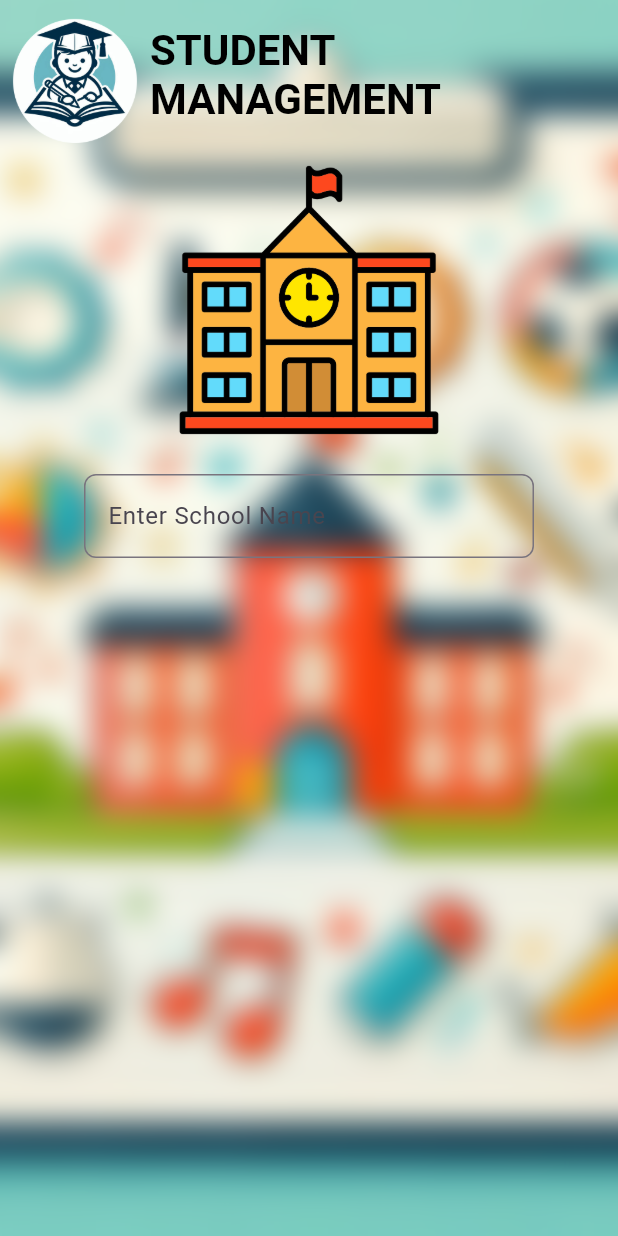
After one commit to sunder3422/school-management, a Flutter app: the screen it shows after launch, after a tap on "LET'S GET STARTED", on a phone screen of 412 x 824 dp. The commit adds this screen. Run offline on Flutter 3.47's test engine with Material 3 defaults, Android fonts, the phone set to English and light mode, and no system bars; drawn by our look-alikes of flutter_typeahead; missing offline and left inert: dart:js.

Commit message:
demo changes

```diff
--- a/lib/dashboard/features/features.dart
+++ b/lib/dashboard/features/features.dart
@@ -9,7 +9,7 @@ Widget appFeatures(String imagepath, String text, Color cl) {
           width: 60,
           height: 60,
         ),
-        SizedBox(
+        const SizedBox(
           height: 10,
         ),
         Container(
@@ -22,7 +22,7 @@ Widget appFeatures(String imagepath, String text, Color cl) {
             padding: const EdgeInsets.all(8.0),
             child: Text(
               text,
-              style: TextStyle(
+              style: const TextStyle(
                   fontWeight: FontWeight.bold,
                   fontSize: 8,
                   color: Colors.white),
--- a/lib/main.dart
+++ b/lib/main.dart
@@ -2,6 +2,7 @@ import 'dart:ui';
 
 import 'package:flutter/material.dart';
 import './dashboard/features/features.dart' as feature;
+import './schools/searchschool.dart' as searchschool;
 
 void main() {
   runApp(const MyApp());
@@ -140,7 +141,13 @@ class _MyHomePageState extends State<MyHomePage> {
                       ],
                     ),
                     ElevatedButton(
-                      onPressed: () => {},
+                      onPressed: () => {
+                        Navigator.of(context).push(
+                          MaterialPageRoute(
+                            builder: (context) => const searchschool.MySchool(),
+                          ),
+                        ),
+                      },
                       child: const Text(
                         "LET'S GET STARTED",
                         style: TextStyle(fontWeight: FontWeight.bold),
--- /dev/null
+++ b/lib/schools/searchschool.dart
@@ -0,0 +1,125 @@
+import 'dart:ui';
+
+import 'package:flutter/material.dart';
+import 'package:flutter_typeahead/flutter_typeahead.dart';
+import './searchbar.dart' as searchbox;
+import './schooldashboard/aboutschool.dart' as aboutschool;
+
+class MySchool extends StatefulWidget {
+  const MySchool({super.key});
+
+  @override
+  State<MySchool> createState() => _MySchoolState();
+}
+
+class _MySchoolState extends State<MySchool> {
+  static const List<String> _school_list = <String>[
+    'Aryaman Vikram Birla',
+    'Himalya Public School',
+    'Gurunanak public School',
+    'Maharishi Vidhya Mandir',
+    'DAV public school'
+  ];
+
+  @override
+  Widget build(BuildContext context) {
+    return MaterialApp(
+      home: Scaffold(
+        body: DecoratedBox(
+          decoration: const BoxDecoration(
+            image: DecorationImage(
+                image: AssetImage("assets/images/background.jpeg"),
+                fit: BoxFit.cover),
+          ),
+          child: ClipRect(
+            child: BackdropFilter(
+              filter: ImageFilter.blur(
+                  sigmaX: 10, sigmaY: 10, tileMode: TileMode.clamp),
+              child: Center(
+                child: Column(
+                  children: [
+                    const Row(
+                      children: [
+                        Image(
+                          image: AssetImage("assets/images/logo.png"),
+                          width: 100,
+                          height: 100,
+                        ),
+                        DefaultTextStyle(
+                          style: TextStyle(
+                              fontWeight: FontWeight.bold,
+                              fontSize: 28,
+                              color: Colors.black),
+                          child: Text("""STUDENT\nMANAGEMENT"""),
+                        ),
+                      ],
+                    ),
+                    const Image(
+                      image: AssetImage("assets/images/school.png"),
+                      width: 200,
+                    ),
+                    Padding(
+                      padding: const EdgeInsets.all(16.0),
+                      child: (Container(
+                        width: 300,
+                        alignment: Alignment.center,
+                        child: TypeAheadField(
+                          builder: (context, controller, focusNode) {
+                            return TextField(
+                              controller: controller,
+                              focusNode: focusNode,
+                              obscureText: false,
+                              decoration: InputDecoration(
+                                border: OutlineInputBorder(
+                                  borderRadius: BorderRadius.circular(8),
+                                ),
+                                labelText: 'Enter School Name',
+                              ),
+                            );
+                          },
+                          itemBuilder: (context, suggestion) {
+                            return ListTile(
+                              title: Text(suggestion),
+                            );
+                          },
+                          onSelected: (suggestion) {
+                            print(suggestion);
+                            // Handle the selected suggestion
+                            Navigator.of(context).push(
+                              MaterialPageRoute(
+                                builder: (context) =>
+                                    aboutschool.AboutMySchool(data: suggestion),
+                              ),
+                            );
+                          },
+                          suggestionsCallback: (pattern) async {
+                            return _school_list
+                                .where((suggestion) => suggestion
+                                    .toLowerCase()
+                                    .contains(pattern.toLowerCase()))
+                                .toList();
+                          },
+                        ),
+                      )),
+                    ),
+                    // Padding(
+                    //   padding: const EdgeInsets.all(8.0),
+                    //   child: TextFormField(
+                    //     decoration: const InputDecoration(
+                    //         border: OutlineInputBorder(),
+                    //         labelText: 'Enter your school name'),
+                    //     enableSuggestions: true,
+                    //     autofillHints: _school_list,
+                    //   ),
+                    // )
+                    //add school icon
+                  ],
+                ),
+              ),
+            ),
+          ),
+        ),
+      ),
+    );
+  }
+}
--- a/pubspec.yaml
+++ b/pubspec.yaml
@@ -35,6 +35,8 @@ dependencies:
   # The following adds the Cupertino Icons font to your application.
   # Use with the CupertinoIcons class for iOS style icons.
   cupertino_icons: ^1.0.2
+  flutter_typeahead: ^5.2.0
+  realm: ^1.6.1
 
 dev_dependencies:
   flutter_test:
```
Also changed, not shown: lib/schools/schooldashboard/aboutschool.dart (added, +16 -0 lines), lib/schools/searchbar.dart (added, +56 -0 lines), assets/images/school.png (added), pubspec.lock, 5 other files.
